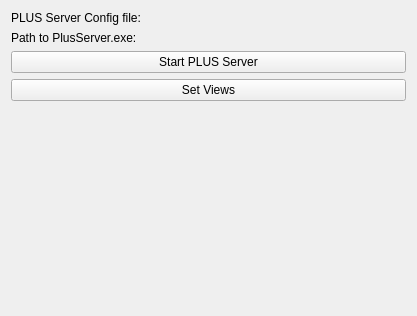
Old version of the form UltrasoundObjectDetection/SlicerModule/BLUELungUltrasound/Resources/UI/BLUELungUltrasound.ui in the repository SlicerIGT/aigt.
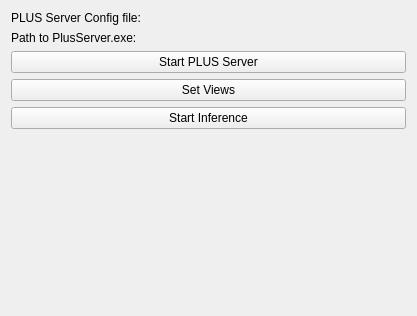
New version of the form. Custom widgets are drawn as their Qt base class.

Commit message: Adding OpenIGTLink for inference

Patch:
```diff
--- a/UltrasoundObjectDetection/SlicerModule/BLUELungUltrasound/Resources/UI/BLUELungUltrasound.ui
+++ b/UltrasoundObjectDetection/SlicerModule/BLUELungUltrasound/Resources/UI/BLUELungUltrasound.ui
@@ -62,6 +62,16 @@
      </property>
     </widget>
    </item>
+   <item>
+    <widget class="QPushButton" name="startInferenceButton">
+     <property name="text">
+      <string>Start Inference</string>
+     </property>
+     <property name="checkable">
+      <bool>true</bool>
+     </property>
+    </widget>
+   </item>
    <item>
     <spacer name="verticalSpacer">
      <property name="orientation">
```
The commit also changes 1 other file.
